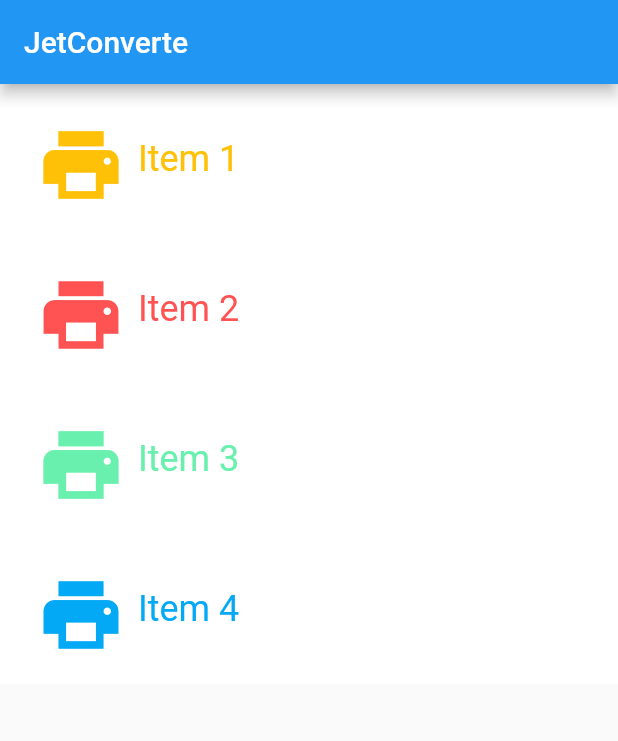
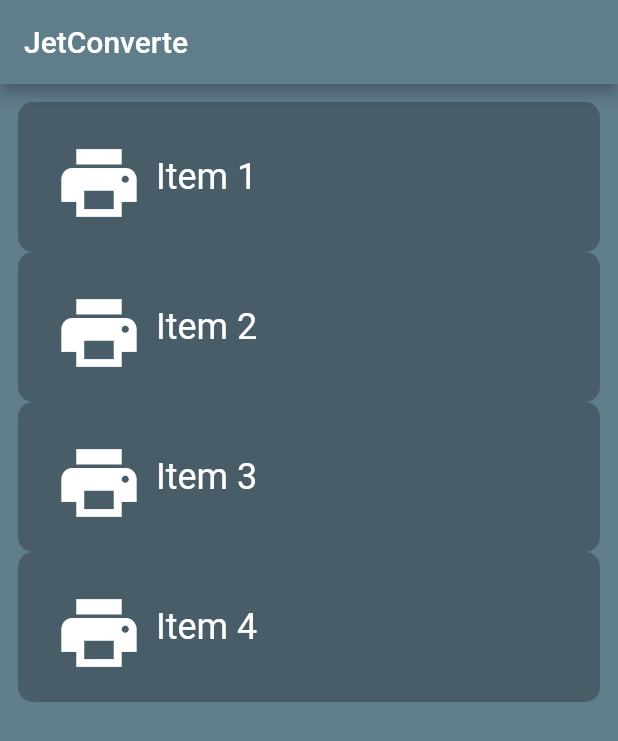
Before and after one commit to oussamabonnor1/JetConverter, a Flutter app: the screen it shows after launch, on a phone screen of 412 x 824 dp. Shown: the top 741 px of the screen. Run offline on Flutter 3.47's test engine with Material 2 defaults, Android fonts, the phone set to English and light mode, and no system bars.

Commit message:
new design for the list

```diff
--- a/lib/Category.dart
+++ b/lib/Category.dart
@@ -3,19 +3,22 @@ import 'package:flutter/material.dart';
 class Category extends StatelessWidget {
   final String text;
   final IconData icon;
-  final Color color;
+  final Color backgroundColor;
+  final Color textColor;
 
-  Category(this.icon, this.text, this.color);
+  Category(this.icon, this.text, this.backgroundColor, this.textColor);
 
   @override
   Widget build(BuildContext context) {
     return Material(
-      color: Colors.white,
+      color: backgroundColor,
+      borderRadius: BorderRadius.circular(10),
       child: Container(
         height: 100,
         padding: EdgeInsets.all(16),
         child: InkWell(
           highlightColor: Colors.amber,
+          borderRadius: BorderRadius.circular(10),
           onTap: () {
             print("I was tapped!");
           },
@@ -24,12 +27,12 @@ class Category extends StatelessWidget {
             children: <Widget>[
               Padding(
                 padding: EdgeInsets.all(8),
-                child: Icon(icon, size: 60, color: color),
+                child: Icon(icon, size: 60, color: textColor),
               ),
               Center(
                 child: Text(
                   text,
-                  style: TextStyle(color: color, fontSize: 24),
+                  style: TextStyle(color: textColor, fontSize: 24),
                 ),
               ),
             ],
--- a/lib/CategoryActivity.dart
+++ b/lib/CategoryActivity.dart
@@ -20,8 +20,9 @@ class CategoryActivity extends StatelessWidget {
   @override
   Widget build(BuildContext context) {
     final categories = <Category>[];
-    for(int i = 0; i < 4; i++){
-      categories.add(Category(Icons.print, categoryNames[i],categoryColors[i]));
+    for (int i = 0; i < 4; i++) {
+      categories.add(Category(
+          Icons.print, categoryNames[i], Color(0xFF485D67), Colors.white));
     }
 
     return Scaffold(
@@ -30,9 +31,13 @@ class CategoryActivity extends StatelessWidget {
   }
 
   Widget categoryList(List<Widget> categories) {
-    return ListView.builder(
-      itemBuilder: (BuildContext context, int index) => categories[index],
-      itemCount: categories.length,
+    return Container(
+      color: Colors.blueGrey,
+      padding: EdgeInsets.all(12),
+      child: ListView.builder(
+        itemBuilder: (BuildContext context, int index) => categories[index],
+        itemCount: categories.length,
+      ),
     );
   }
 
--- a/lib/main.dart
+++ b/lib/main.dart
@@ -8,6 +8,7 @@ class JetConverter extends StatelessWidget {
       debugShowCheckedModeBanner: false,
       home: Scaffold(
         appBar: AppBar(
+          backgroundColor: Colors.blueGrey,
           title: Text("JetConverte"),
         ),
         body: CategoryActivity(),
```
